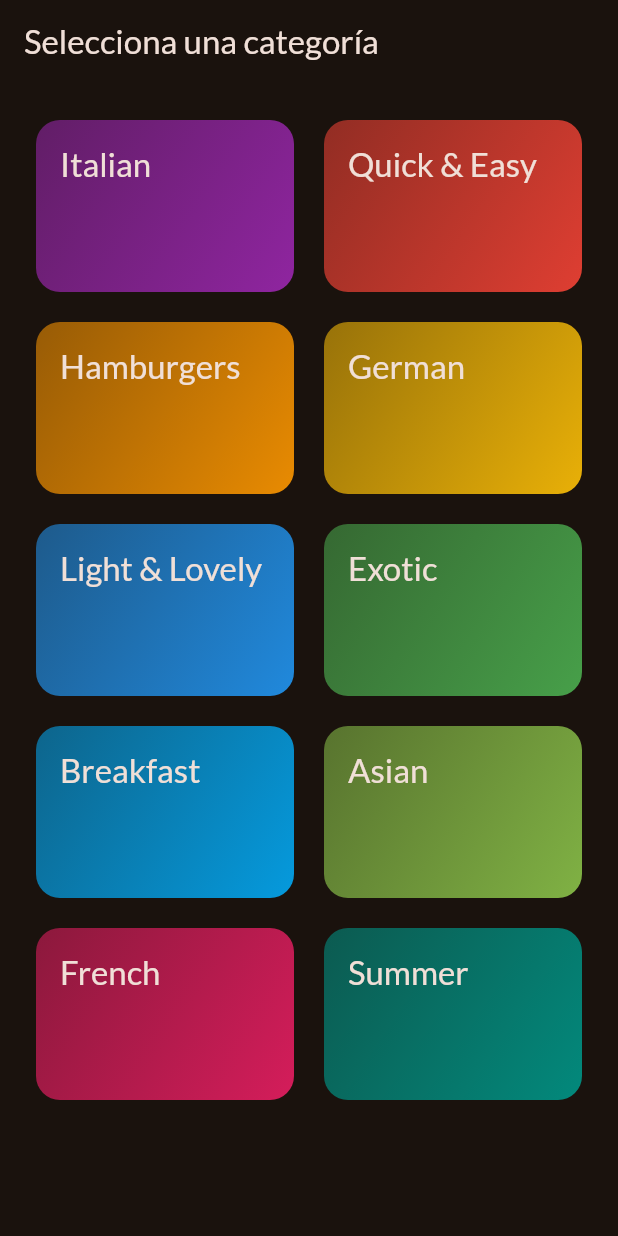
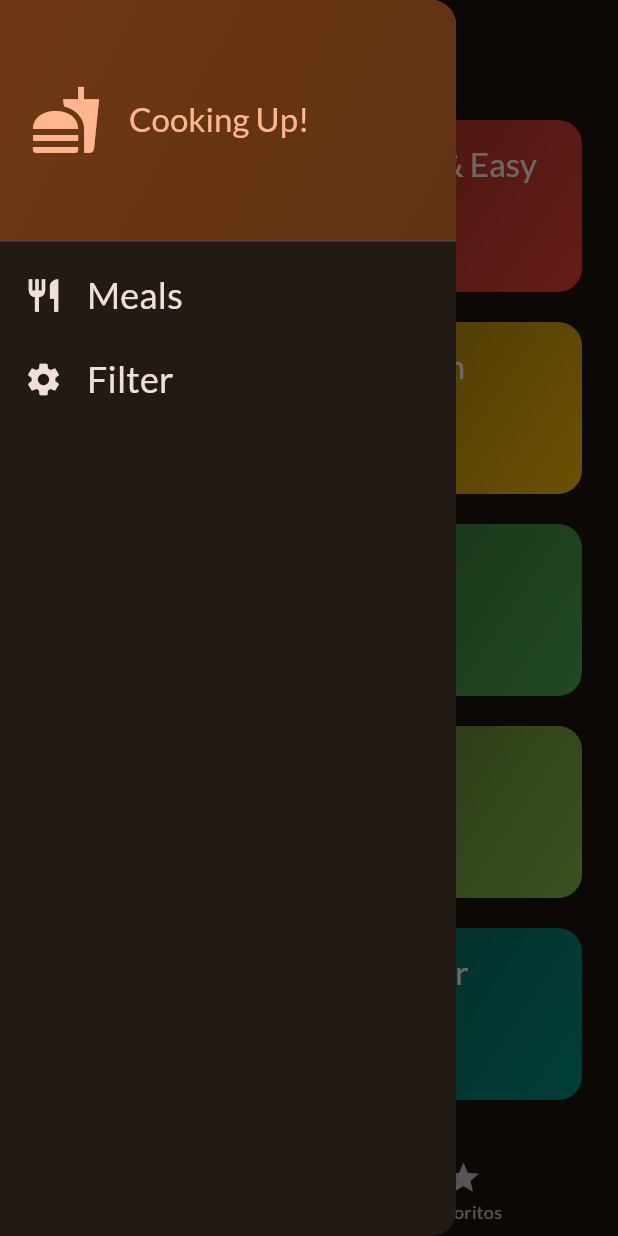
Before and after one commit to LuisFer27/meals_app, a Flutter app: the screen it shows after launch, with the side drawer open (before the commit the screen has no drawer), on a phone screen of 412 x 824 dp. Run offline on Flutter 3.47's test engine with Material 3 defaults, Android fonts, the phone set to English and light mode, and no system bars; our stand-ins replace google_fonts, transparent_image.

Commit message:
cambios recientes

```diff
--- a/lib/main.dart
+++ b/lib/main.dart
@@ -1,7 +1,8 @@
 import 'package:flutter/material.dart';
 import 'package:google_fonts/google_fonts.dart';
 //import 'package:meals_app/data/dummy_data.dart';
-import 'package:meals_app/screens/categories.dart';
+//import 'package:meals_app/screens/categories.dart';
+import 'package:meals_app/screens/tabs.dart';
 
 //import 'package:meals_app/screens/meals.dart';
 
@@ -25,12 +26,7 @@ class App extends StatelessWidget {
   Widget build(BuildContext context) {
     return MaterialApp(
       theme: theme,
-      home: const
-          //MealsScreen(
-          //  title: 'Una Categoría',
-          //  meals: dummyMeals,
-          //),
-          CategoriesScreen(),
+      home: const TabsScreen(),
     );
   }
 }
--- a/lib/screens/categories.dart
+++ b/lib/screens/categories.dart
@@ -1,11 +1,13 @@
 import 'package:flutter/material.dart';
 import 'package:meals_app/data/dummy_data.dart';
 import 'package:meals_app/models/category.dart';
+import 'package:meals_app/models/meal.dart';
 import 'package:meals_app/screens/meals.dart';
 import 'package:meals_app/widgets/category_grid_item.dart';
 
 class CategoriesScreen extends StatelessWidget {
-  const CategoriesScreen({super.key});
+  const CategoriesScreen({super.key, required this.onToggleFavorite});
+  final void Function(Meal meal) onToggleFavorite;
 
   void _selectCategory(BuildContext context, Category category) {
     final filteredMeals = dummyMeals
@@ -16,6 +18,7 @@ class CategoriesScreen extends StatelessWidget {
         builder: (ctx) => MealsScreen(
           title: category.title,
           meals: filteredMeals,
+          onToggleFavorite: onToggleFavorite,
         ),
       ),
     );
@@ -25,11 +28,7 @@ class CategoriesScreen extends StatelessWidget {
 
   @override
   Widget build(BuildContext context) {
-    return Scaffold(
-      appBar: AppBar(
-        title: const Text('Selecciona una categoría'),
-      ),
-      body: GridView(
+    return GridView(
       padding: const EdgeInsets.all(24),
       gridDelegate: const SliverGridDelegateWithFixedCrossAxisCount(
         crossAxisCount: 2,
@@ -48,7 +47,6 @@ class CategoriesScreen extends StatelessWidget {
             },
           )
       ],
-      ),
     );
   }
 }
--- /dev/null
+++ b/lib/screens/tabs.dart
@@ -0,0 +1,96 @@
+import 'package:flutter/material.dart';
+import 'package:meals_app/models/meal.dart';
+import 'package:meals_app/screens/categories.dart';
+import 'package:meals_app/screens/filters.dart';
+import 'package:meals_app/screens/meals.dart';
+import 'package:meals_app/widgets/main_drawer.dart';
+
+class TabsScreen extends StatefulWidget {
+  const TabsScreen({super.key});
+  State<TabsScreen> createState() {
+    return _TabsScreenState();
+  }
+}
+
+class _TabsScreenState extends State<TabsScreen> {
+  int _selectedPageIndex = 0;
+
+  final List<Meal> _favoriteMeals = [];
+  void _showInfoMessage(String message) {
+    ScaffoldMessenger.of(context).clearSnackBars();
+    ScaffoldMessenger.of(context).showSnackBar(SnackBar(
+      content: Text(message),
+    ));
+  }
+
+  void _toggleMealFavoriteStatus(Meal meal) {
+    final isExisting = _favoriteMeals.contains(meal);
+    if (isExisting) {
+      setState(() {
+        _favoriteMeals.remove(meal);
+      });
+      _showInfoMessage('Meal is no a longer a favorite');
+    } else {
+      setState(() {
+        _favoriteMeals.add(meal);
+      });
+      _showInfoMessage('Marked as a favorite!');
+    }
+  }
+
+  void _selectPage(int index) {
+    setState(() {
+      _selectedPageIndex = index;
+    });
+  }
+
+  void _setScreen(String identifier) {
+    Navigator.of(context).pop();
+    if (identifier == 'filters') {
+      Navigator.of(context).push(
+        MaterialPageRoute(
+          builder: (ctx) => const FiltersScreen(),
+        ),
+      );
+    }
+  }
+
+  @override
+  Widget build(BuildContext context) {
+    Widget activePage = CategoriesScreen(
+      onToggleFavorite: _toggleMealFavoriteStatus,
+    );
+    var activePageTitle = 'Categorías';
+    if (_selectedPageIndex == 1) {
+      activePage = MealsScreen(
+        meals: _favoriteMeals,
+        onToggleFavorite: _toggleMealFavoriteStatus,
+      );
+      activePageTitle = 'Mis Favoritos';
+    }
+
+    return Scaffold(
+      appBar: AppBar(
+        title: Text(activePageTitle),
+      ),
+      drawer: MainDrawer(
+        onSelectScreen: _setScreen,
+      ),
+      body: activePage,
+      bottomNavigationBar: BottomNavigationBar(
+        onTap: _selectPage,
+        currentIndex: _selectedPageIndex,
+        items: const [
+          BottomNavigationBarItem(
+            icon: Icon(Icons.set_meal),
+            label: 'Categorías',
+          ),
+          BottomNavigationBarItem(
+            icon: Icon(Icons.star),
+            label: 'Favoritos',
+          )
+        ],
+      ),
+    );
+  }
+}
--- /dev/null
+++ b/lib/widgets/main_drawer.dart
@@ -0,0 +1,84 @@
+import 'package:flutter/material.dart';
+
+class MainDrawer extends StatelessWidget {
+  const MainDrawer({super.key, required this.onSelectScreen});
+
+  final void Function(String identifier) onSelectScreen;
+
+  @override
+  Widget build(BuildContext context) {
+    return Drawer(
+      child: Column(
+        children: [
+          DrawerHeader(
+            padding: const EdgeInsets.all(20),
+            decoration: BoxDecoration(
+              gradient: LinearGradient(
+                colors: [
+                  Theme.of(context).colorScheme.primaryContainer,
+                  Theme.of(context)
+                      .colorScheme
+                      .primaryContainer
+                      .withOpacity(0.8),
+                ],
+                begin: Alignment.topLeft,
+                end: Alignment.bottomRight,
+              ),
+            ),
+            child: Row(
+              children: [
+                Icon(
+                  Icons.fastfood,
+                  size: 48,
+                  color: Theme.of(context).colorScheme.primary,
+                ),
+                const SizedBox(
+                  width: 18,
+                ),
+                Text(
+                  'Cooking Up!',
+                  style: Theme.of(context)
+                      .textTheme
+                      .titleLarge!
+                      .copyWith(color: Theme.of(context).colorScheme.primary),
+                )
+              ],
+            ),
+          ),
+          ListTile(
+            leading: Icon(
+              Icons.restaurant,
+              size: 26,
+              color: Theme.of(context).colorScheme.onBackground,
+            ),
+            title: Text(
+              'Meals',
+              style: Theme.of(context).textTheme.titleSmall!.copyWith(
+                  color: Theme.of(context).colorScheme.onBackground,
+                  fontSize: 24),
+            ),
+            onTap: () {
+              onSelectScreen('meals');
+            },
+          ),
+          ListTile(
+            leading: Icon(
+              Icons.settings,
+              size: 26,
+              color: Theme.of(context).colorScheme.onBackground,
+            ),
+            title: Text(
+              'Filter',
+              style: Theme.of(context).textTheme.titleSmall!.copyWith(
+                  color: Theme.of(context).colorScheme.onBackground,
+                  fontSize: 24),
+            ),
+            onTap: () {
+              onSelectScreen('filters');
+            },
+          )
+        ],
+      ),
+    );
+  }
+}
```
Also changed, not shown: lib/screens/filters.dart (added, +128 -0 lines), lib/screens/meal_details.dart (added, +83 -0 lines), lib/screens/meals.dart (+28 -4 lines), lib/widgets/meal_item.dart (+34 -3 lines), lib/widgets/meal_item_trait.dart (added, +28 -0 lines). Lines whose indentation alone changed are shown as unchanged.
